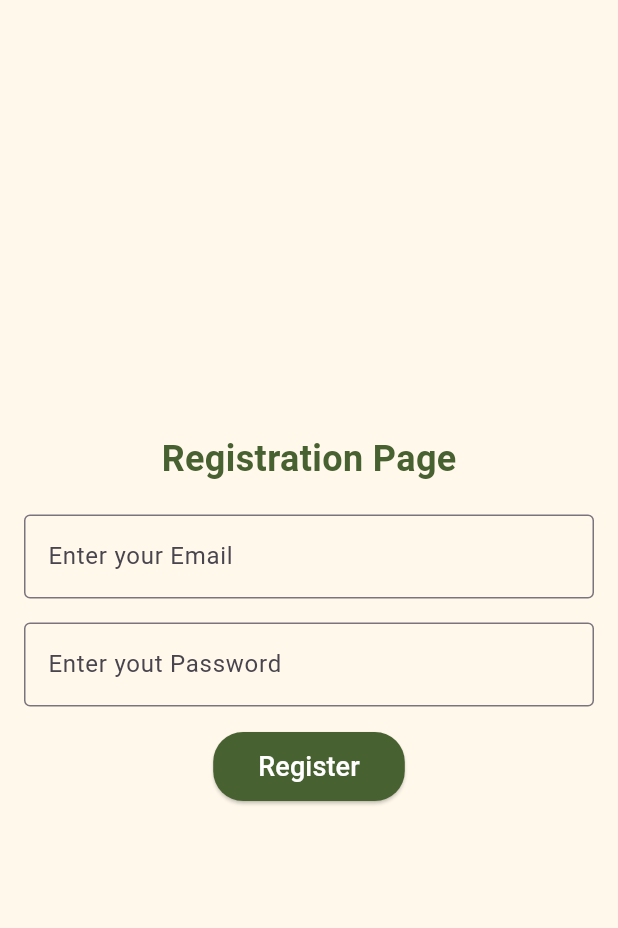
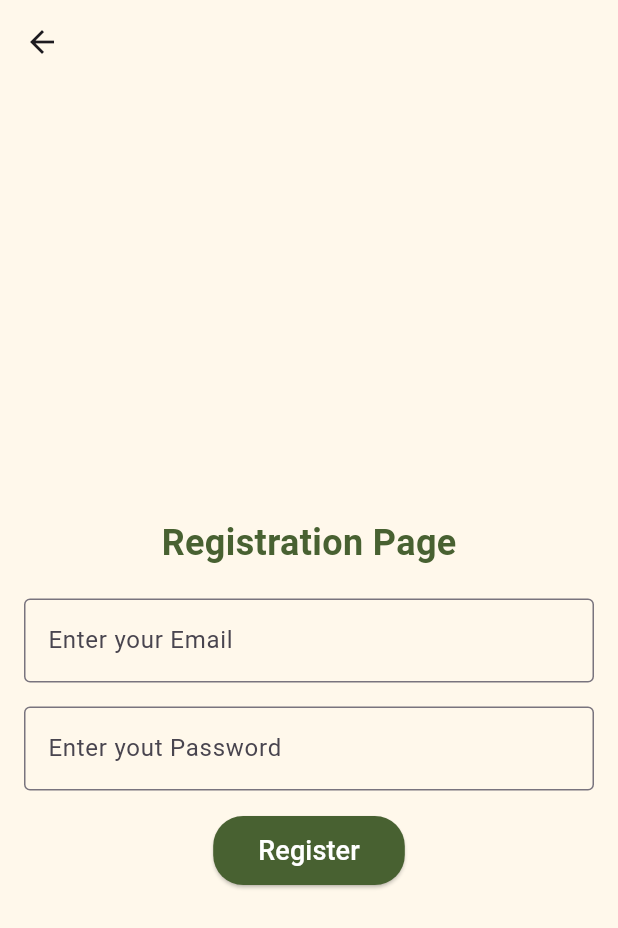
Before and after one commit to Harry-Kachigamba/SmartAgricultureApp---Flutter, a Flutter app: the RegisterPage screen opened directly, on a phone screen of 412 x 824 dp. Shown: the top 928 px of the screen. Run offline on Flutter 3.47's test engine with Material 3 defaults, Android fonts, the light colour scheme and no system bars.

Commit message:
added an return to previous page arrow with appbar

```diff
--- a/lib/pages/registerpage.dart
+++ b/lib/pages/registerpage.dart
@@ -7,6 +7,9 @@ class RegisterPage extends StatelessWidget {
   @override
   Widget build(BuildContext context) {
     return Scaffold(
+      appBar: AppBar(
+        backgroundColor: const Color.fromARGB(255, 255, 248, 235),
+      ),
       backgroundColor: const Color.fromARGB(255, 255, 248, 235),
       body: SafeArea(
         child: SingleChildScrollView(
```
